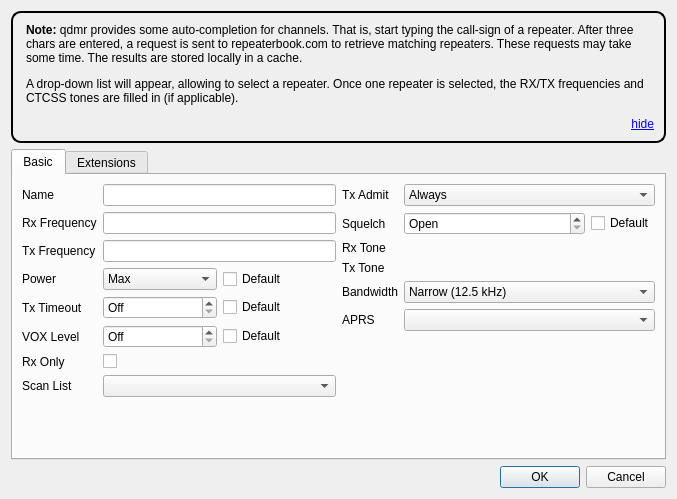
This is src/analogchanneldialog.ui in hmatuschek/qdmr as Qt 5 draws it before an edit. The edited form follows.
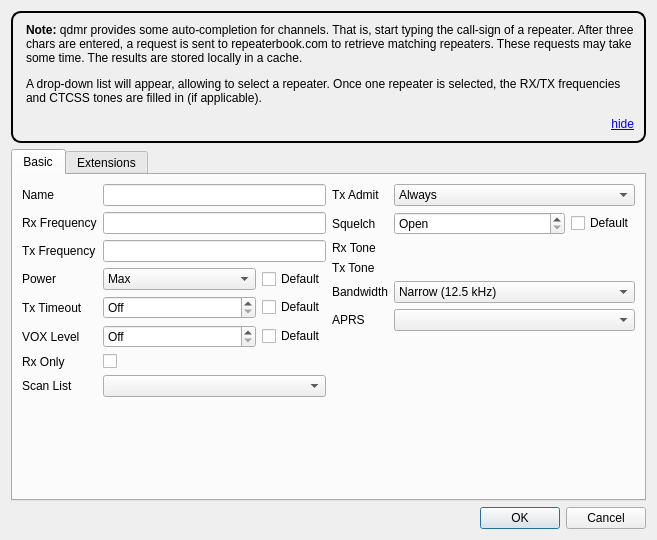
This is the edited form. Custom widgets are drawn as their Qt base class.

Commit message: Made all dialogs minimum-expanding. (#598)

The edit to the form file:
```diff
--- a/src/analogchanneldialog.ui
+++ b/src/analogchanneldialog.ui
@@ -6,10 +6,16 @@
    <rect>
     <x>0</x>
     <y>0</y>
-    <width>677</width>
-    <height>499</height>
+    <width>657</width>
+    <height>540</height>
    </rect>
   </property>
+  <property name="sizePolicy">
+   <sizepolicy hsizetype="MinimumExpanding" vsizetype="MinimumExpanding">
+    <horstretch>0</horstretch>
+    <verstretch>0</verstretch>
+   </sizepolicy>
+  </property>
   <property name="windowTitle">
    <string>Edit Analog Channel</string>
   </property>
@@ -90,6 +96,12 @@
           <layout class="QHBoxLayout" name="horizontalLayout_8">
            <item>
             <widget class="QComboBox" name="powerValue">
+             <property name="sizePolicy">
+              <sizepolicy hsizetype="MinimumExpanding" vsizetype="Fixed">
+               <horstretch>0</horstretch>
+               <verstretch>0</verstretch>
+              </sizepolicy>
+             </property>
              <item>
               <property name="text">
                <string>Max</string>
@@ -138,7 +150,7 @@
            <item>
             <widget class="QSpinBox" name="totValue">
              <property name="sizePolicy">
-              <sizepolicy hsizetype="Preferred" vsizetype="Fixed">
+              <sizepolicy hsizetype="MinimumExpanding" vsizetype="Fixed">
                <horstretch>0</horstretch>
                <verstretch>0</verstretch>
               </sizepolicy>
@@ -175,7 +187,7 @@
            <item>
             <widget class="QSpinBox" name="voxValue">
              <property name="sizePolicy">
-              <sizepolicy hsizetype="Preferred" vsizetype="Fixed">
+              <sizepolicy hsizetype="MinimumExpanding" vsizetype="Fixed">
                <horstretch>0</horstretch>
                <verstretch>0</verstretch>
               </sizepolicy>
@@ -215,7 +227,14 @@
           </widget>
          </item>
          <item row="7" column="1">
-          <widget class="QComboBox" name="scanList"/>
+          <widget class="QComboBox" name="scanList">
+           <property name="sizePolicy">
+            <sizepolicy hsizetype="MinimumExpanding" vsizetype="Fixed">
+             <horstretch>0</horstretch>
+             <verstretch>0</verstretch>
+            </sizepolicy>
+           </property>
+          </widget>
          </item>
         </layout>
        </item>
@@ -289,6 +308,12 @@
          </item>
          <item row="4" column="1">
           <widget class="QComboBox" name="bandwidth">
+           <property name="sizePolicy">
+            <sizepolicy hsizetype="MinimumExpanding" vsizetype="Fixed">
+             <horstretch>0</horstretch>
+             <verstretch>0</verstretch>
+            </sizepolicy>
+           </property>
            <item>
             <property name="text">
              <string>Narrow (12.5 kHz)</string>
@@ -309,7 +334,14 @@
           </widget>
          </item>
          <item row="5" column="1">
-          <widget class="QComboBox" name="aprsList"/>
+          <widget class="QComboBox" name="aprsList">
+           <property name="sizePolicy">
+            <sizepolicy hsizetype="MinimumExpanding" vsizetype="Fixed">
+             <horstretch>0</horstretch>
+             <verstretch>0</verstretch>
+            </sizepolicy>
+           </property>
+          </widget>
          </item>
          <item row="1" column="1">
           <layout class="QHBoxLayout" name="horizontalLayout_9">
```
The commit also changes 14 other files.
